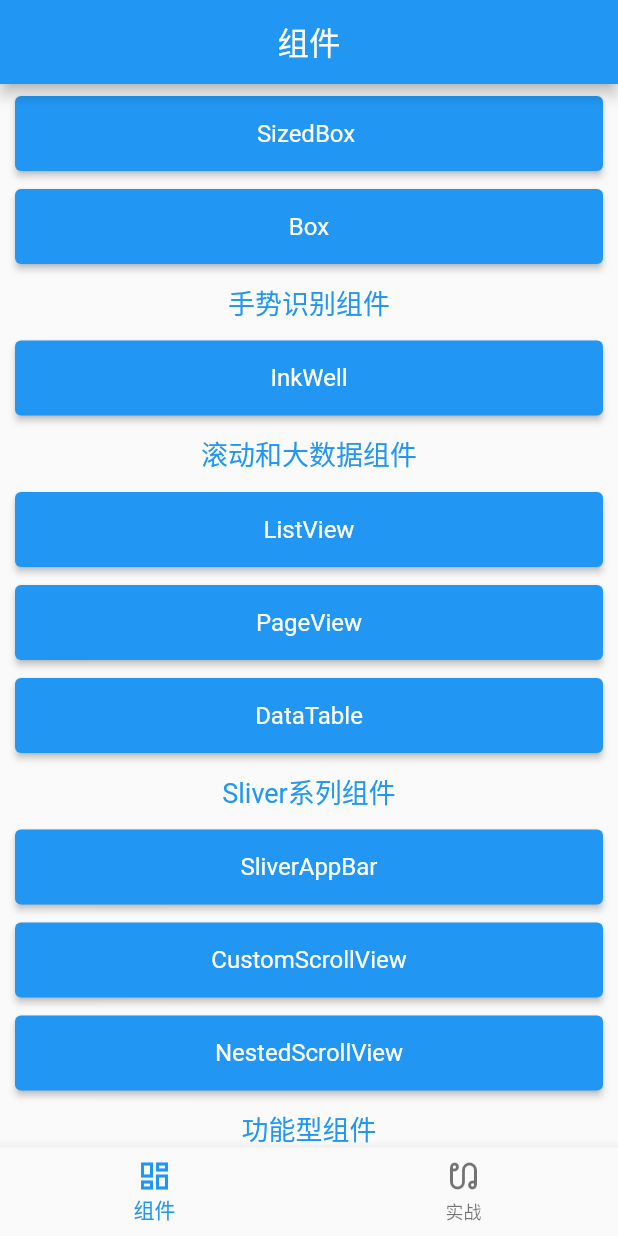
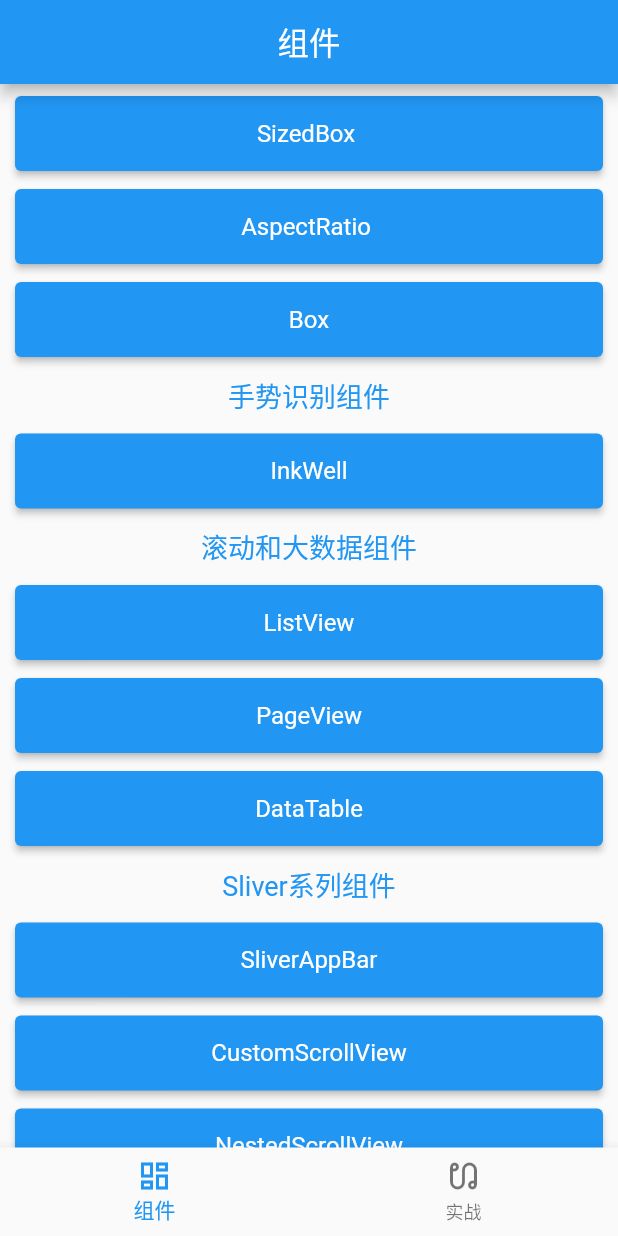
Before and after one commit to xuzhb24/basic_project, a Flutter app: the screen it shows after launch, scrolled down 1152 dp, on a phone screen of 412 x 824 dp. Run offline on Flutter 3.47's test engine with Material 2 defaults, Android fonts, the phone set to English and light mode, and no system bars.

Commit message:
【组件】AspectRatio添加

```diff
--- a/lib/func/router_table.dart
+++ b/lib/func/router_table.dart
@@ -39,6 +39,7 @@ class RouterTable {
   static String layoutPractice3 = '布局组件实战$div半圆菜单展开/收起';
   static String container = 'Container';
   static String sizedBox = 'SizedBox ';
+  static String aspectRatio = 'AspectRatio ';
 
   static String box = 'Box';
   static String inkWell = 'InkWell';
@@ -118,6 +119,7 @@ class RouterTable {
         LayoutPracticePage3(title: pickTitle(layoutPractice3)),
     container: (context) => ContainerPage(title: container),
     sizedBox: (context) => SizedBoxPage(title: sizedBox),
+    aspectRatio: (context) => AspectRatioPage(title: sizedBox),
 
     box: (context) => BoxPage(title: box),
     inkWell: (context) => InkWellPage(title: inkWell),
--- a/lib/ui/widget.dart
+++ b/lib/ui/widget.dart
@@ -29,6 +29,7 @@ class WidgetPage extends StatelessWidget {
     '定位装饰权重组件',
     RouterTable.container,
     RouterTable.sizedBox,
+    RouterTable.aspectRatio,
     RouterTable.box,
     '手势识别组件',
     RouterTable.inkWell,
```
Also changed, not shown: lib/ui/widget/widget_box.dart (+26 -0 lines).
